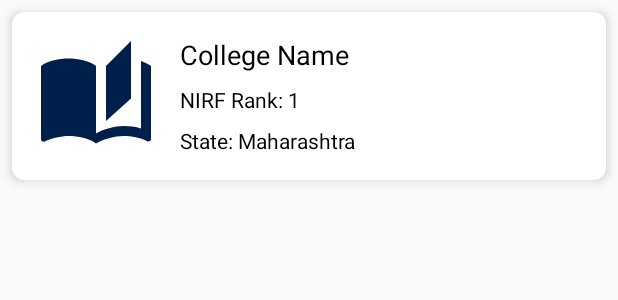
After one commit to Yashrajmotwani/ise_android_project, an Android app built with Jetpack Compose: the layout list_item.xml on its own in the app's theme, with its tools: preview values and no code run, on a phone screen of 412 x 824 dp. The commit adds this screen. Shown: the top 300 px of the screen. Run offline under Robolectric (Android 15) with nearby library versions, the phone set to English and light mode, and no system bars.

Commit message:
added college list feature v1

```diff
--- a/app/build.gradle.kts
+++ b/app/build.gradle.kts
@@ -2,6 +2,7 @@ plugins {
     alias(libs.plugins.android.application)
     alias(libs.plugins.kotlin.android)
     alias(libs.plugins.kotlin.compose)
+    kotlin("kapt")
 }
 
 android {
@@ -54,6 +55,8 @@ dependencies {
     implementation(libs.androidx.activity)
     implementation(libs.androidx.constraintlayout)
     implementation(libs.play.services.maps)
+    implementation(libs.glide)
+    kapt(libs.glideCompiler)
     testImplementation(libs.junit)
     androidTestImplementation(libs.androidx.junit)
     androidTestImplementation(libs.androidx.espresso.core)
--- /dev/null
+++ b/app/src/main/res/layout/list_item.xml
@@ -0,0 +1,70 @@
+<?xml version="1.0" encoding="utf-8"?>
+<androidx.cardview.widget.CardView xmlns:android="http://schemas.android.com/apk/res/android"
+    xmlns:app="http://schemas.android.com/apk/res-auto"
+    android:layout_width="match_parent"
+    android:layout_height="wrap_content"
+    android:layout_margin="8dp"
+    app:cardCornerRadius="8dp"
+    app:cardElevation="4dp"
+    app:cardBackgroundColor="@android:color/white">
+
+    <androidx.constraintlayout.widget.ConstraintLayout
+        android:layout_width="match_parent"
+        android:layout_height="wrap_content"
+        android:paddingBottom="16dp">
+
+        <!-- College Logo -->
+        <ImageView
+            android:id="@+id/collegeLogo"
+            android:layout_width="80dp"
+            android:layout_height="80dp"
+            android:layout_marginTop="16dp"
+            android:layout_marginStart="16dp"
+            android:src="@drawable/baseline_college_24"
+            app:layout_constraintTop_toTopOf="parent"
+            app:layout_constraintStart_toStartOf="parent"
+            android:contentDescription="College Logo"/>
+
+        <!-- College Name -->
+        <TextView
+            android:id="@+id/collegeName"
+            android:layout_width="0dp"
+            android:layout_height="wrap_content"
+            android:text="College Name"
+            android:textSize="18sp"
+            android:textColor="@color/black"
+            android:layout_marginTop="16dp"
+            app:layout_constraintTop_toTopOf="parent"
+            app:layout_constraintStart_toEndOf="@id/collegeLogo"
+            app:layout_constraintEnd_toEndOf="parent"
+            android:layout_marginStart="16dp"/>
+
+        <!-- NIRF Rank -->
+        <TextView
+            android:id="@+id/nirfRank"
+            android:layout_width="wrap_content"
+            android:layout_height="wrap_content"
+            android:text="NIRF Rank: 1"
+            android:textColor="@color/black"
+            android:textSize="14sp"
+            app:layout_constraintTop_toBottomOf="@id/collegeName"
+            app:layout_constraintStart_toEndOf="@id/collegeLogo"
+            android:layout_marginTop="8dp"
+            android:layout_marginStart="16dp"/>
+
+        <!-- College State -->
+        <TextView
+            android:id="@+id/state"
+            android:layout_width="wrap_content"
+            android:layout_height="wrap_content"
+            android:text="State: Maharashtra"
+            android:textColor="@color/black"
+            android:textSize="14sp"
+            app:layout_constraintTop_toBottomOf="@id/nirfRank"
+            app:layout_constraintStart_toEndOf="@id/collegeLogo"
+            android:layout_marginTop="8dp"
+            android:layout_marginStart="16dp"/>
+
+    </androidx.constraintlayout.widget.ConstraintLayout>
+
+</androidx.cardview.widget.CardView>
--- a/gradle/libs.versions.toml
+++ b/gradle/libs.versions.toml
@@ -15,6 +15,7 @@ constraintlayout = "2.2.0"
 recyclerview = "1.2.1"
 cardview = "1.0.0"
 google-play-services = "19.0.0"
+glide = "4.12.0"
 
 
 [libraries]
@@ -39,6 +40,8 @@ androidx-constraintlayout = { group = "androidx.constraintlayout", name = "const
 androidx-recyclerview = { module = "androidx.recyclerview:recyclerview", version.ref = "recyclerview" }
 androidx-cardview = { module = "androidx.cardview:cardview", version.ref = "cardview" }
 play-services-maps = { module = "com.google.android.gms:play-services-maps", version.ref = "google-play-services" }
+glide = { module = "com.github.bumptech.glide:glide", version.ref = "glide" }
+glideCompiler = { module = "com.github.bumptech.glide:compiler", version.ref = "glide" }
 
 
 [plugins]
```
Also changed, not shown: app/src/main/java/com/ourapp/ise_app_dev/College.kt (added, +8 -0 lines), app/src/main/java/com/ourapp/ise_app_dev/CollegeAdapter.kt (added, +38 -0 lines), app/src/main/java/com/ourapp/ise_app_dev/CollegeListActivity.kt (+17 -6 lines), app/src/main/res/layout/activity_college_list.xml (+29 -1 lines).
